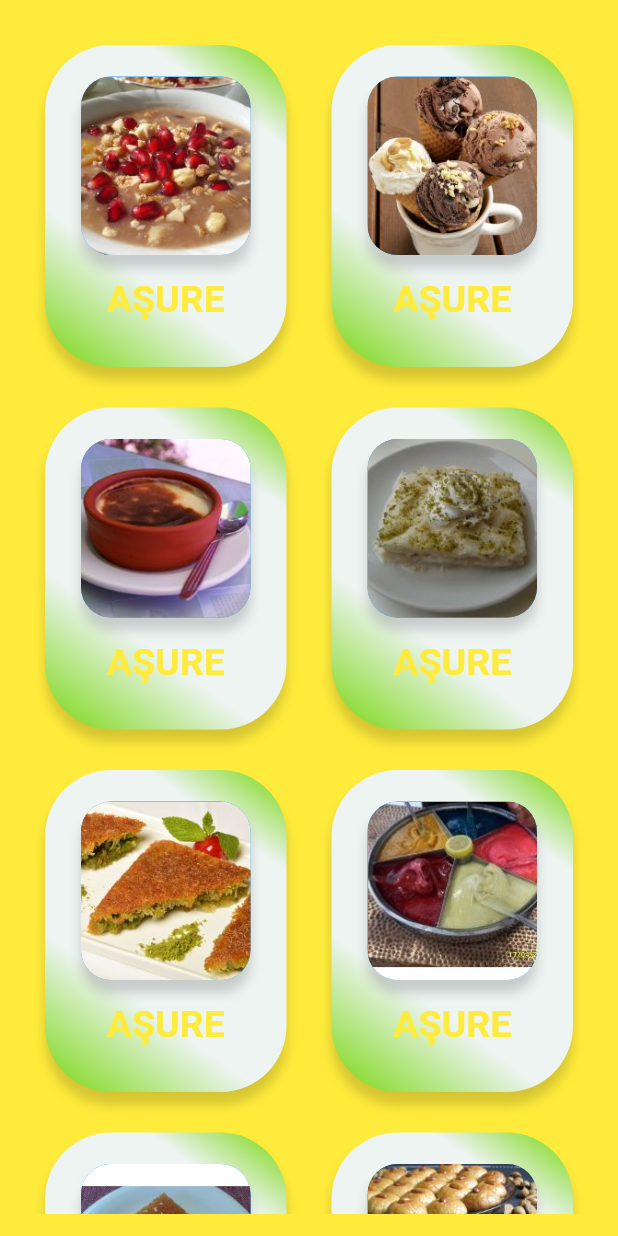
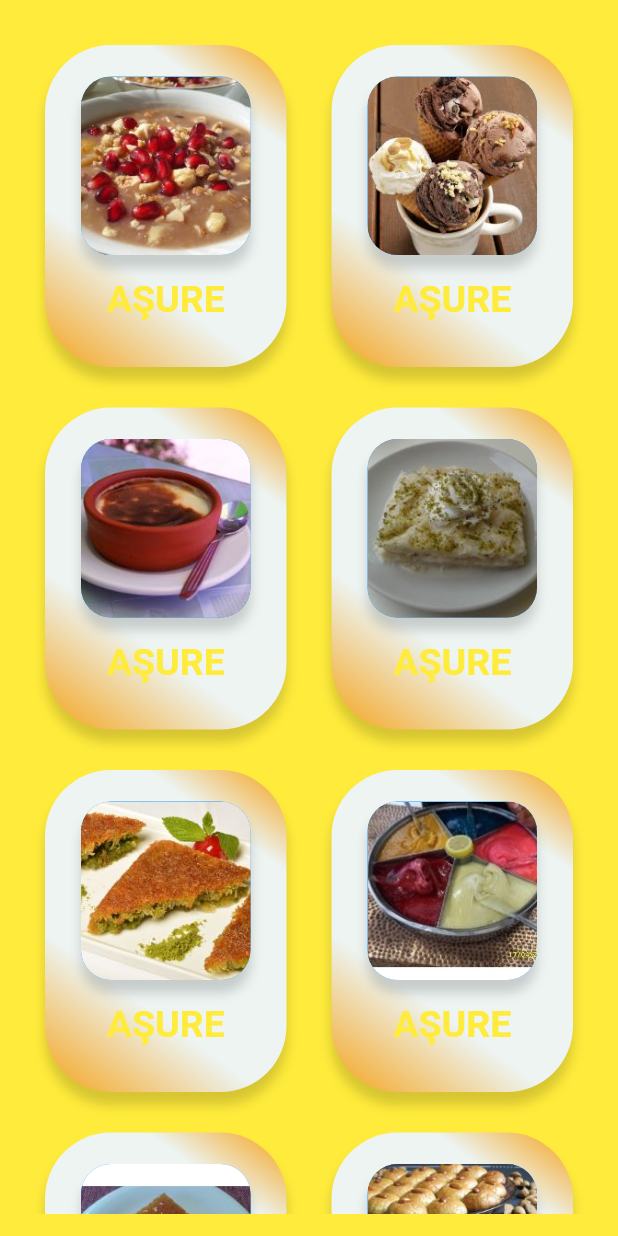
Before and after one commit to Argedik/tatli_cesitleri, a Flutter app: the Body screen opened directly, on a phone screen of 412 x 824 dp. Run offline on Flutter 3.47's test engine with Material 2 defaults, Android fonts, the phone set to English and light mode, and no system bars; our stand-ins replace cloud_firestore, firebase_core, grouped_list; accounts and stored records are empty.

Commit message:
Update HomePage_Body.dart

```diff
--- a/lib/Body/HomePage_Body.dart
+++ b/lib/Body/HomePage_Body.dart
@@ -104,7 +104,7 @@ class _BodyState extends State<Body> {
           begin: Alignment(0.95, -1.0),
           end: Alignment(-1.0, 1.0),
           stops: [0.0, 0.197, 0.678, 1.0],
-          colors: renk3,
+          colors: renk1,
         ),
         boxShadow: [
           BoxShadow(
```
